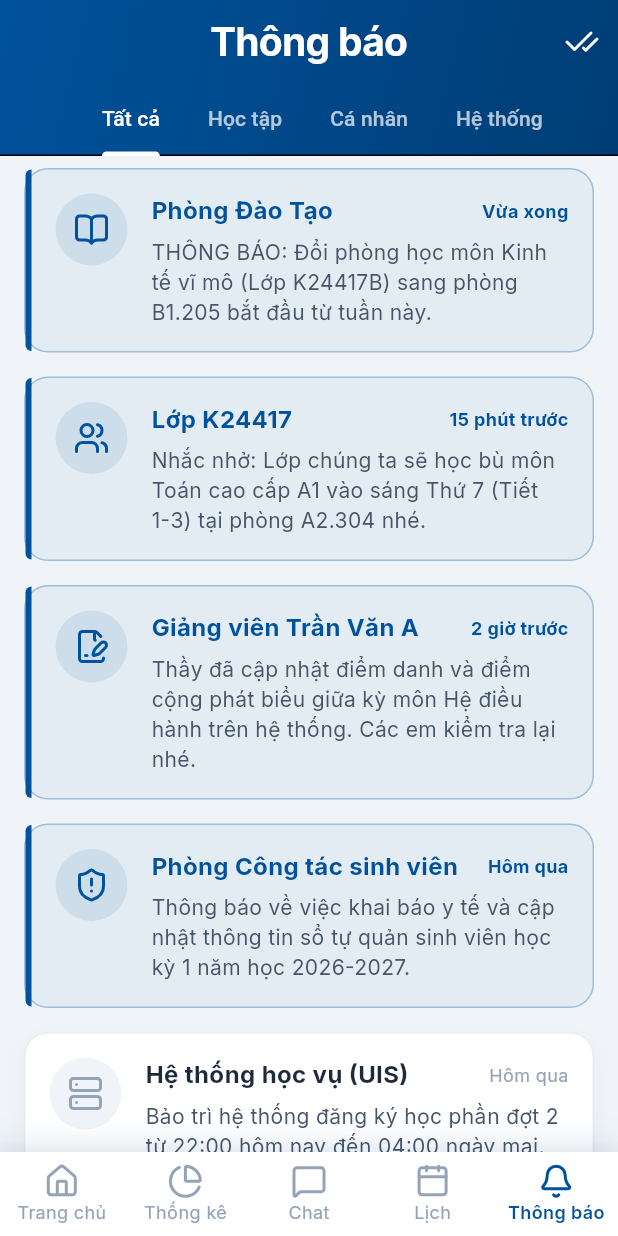
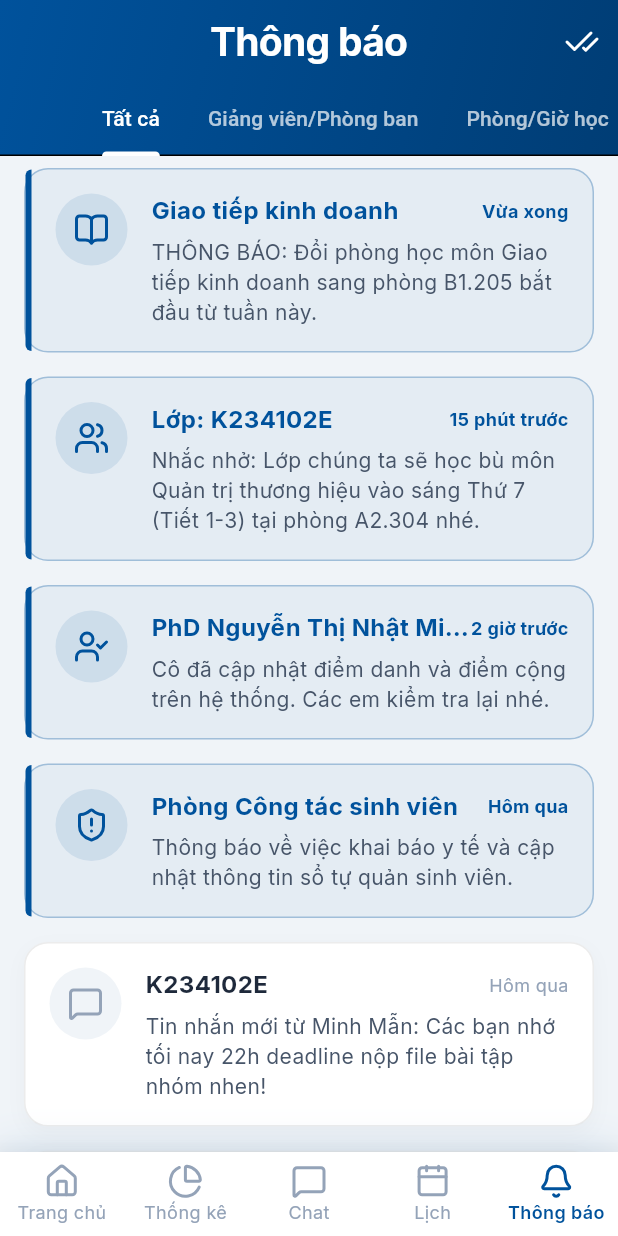
Before and after one commit to technoob05/myuelapp, a Flutter app: the screen it shows after launch, item 5 of the bottom bar chosen, on a phone screen of 412 x 824 dp. Run offline on Flutter 3.47's test engine with Material 3 defaults, Android fonts, the phone set to English and light mode, and no system bars; our stand-ins replace google_fonts, lucide_icons.

```diff
--- a/lib/providers/chat_provider.dart
+++ b/lib/providers/chat_provider.dart
@@ -5,24 +5,24 @@ class ChatProvider with ChangeNotifier {
   final List<ChatThread> _threads = [
     ChatThread(
       id: '1',
-      name: 'TS. Nguyễn Văn A - Khoa CNTT',
+      name: 'PhD Nguyễn Thị Nhật Minh - Khoa QTKD',
       lastMessage:
-          'Chào em, file hướng dẫn đồ án môn Hệ điều hành thầy đã upload lên khóa học trên hệ thống e-learning rồi nhé.',
+          'Chào em, file hướng dẫn project giữa kì cô đã upload lên khóa học trên hệ thống LMS rồi nhé.',
       time: '14:30',
       unreadCount: 1,
       isOnline: true,
       isGroup: false,
       messages: [
-        ChatMessage(text: 'Dạ em chào thầy ạ.', isMe: true, time: '14:00'),
+        ChatMessage(text: 'Dạ em chào cô ạ.', isMe: true, time: '14:00'),
         ChatMessage(
           text:
-              'Thầy cho em hỏi tuần này nhóm em báo cáo đồ án phần phân trang bộ nhớ, vậy tụi em dùng thư viện ngoài được không ạ?',
+              'Cô cho em hỏi tuần này nhóm em báo cáo project, thủ tục nộp bài như thế nào ạ?',
           isMe: true,
           time: '14:05',
         ),
         ChatMessage(
           text:
-              'Chào em, file hướng dẫn đồ án môn Hệ điều hành thầy đã upload lên khóa học trên hệ thống e-learning rồi nhé. Trong guideline đã quy định rất rõ những gì được dùng và không được dùng.',
+              'Chào em, file hướng dẫn project giữa kì cô đã upload lên khóa học trên hệ thống LMS rồi nhé.',
           isMe: false,
           time: '14:30',
         ),
@@ -30,7 +30,7 @@ class ChatProvider with ChangeNotifier {
     ),
     ChatThread(
       id: '2',
-      name: 'Nhóm Lớp K24417B - Thống kê ứng dụng',
+      name: 'K234102E',
       lastMessage:
           'Minh Mẫn: Các bạn nhớ tối nay 22h deadline nộp file bài tập nhóm nhen!',
       time: 'Hôm qua',
@@ -59,34 +59,22 @@ class ChatProvider with ChangeNotifier {
     ),
     ChatThread(
       id: '3',
-      name: 'ThS. Trần Thị B - Cố vấn học tập',
-      lastMessage:
-          'Em nhớ cập nhật điểm rèn luyện cá nhân trên trang sinh viên trước thứ 6 này để cô duyệt nha.',
+      name: '[UEL] QTTH_ 252EBM505502',
+      lastMessage: 'Linh: Vậy mình học bù sáng thứ 7 nha các em.',
       time: 'T2',
       unreadCount: 0,
       isOnline: true,
-      isGroup: false,
+      isGroup: true,
       messages: [
         ChatMessage(
           text:
-              'Dạ cô ơi, điều kiện để được xét học bổng khuyến khích học tập kỳ tới là cần GPA bao nhiêu vậy ạ?',
-          isMe: true,
+              'Ngô Dung: Lớp mình bạn nào có đăng ký đi hội thảo sáng nay thì tranh thủ điểm danh ở hội trường nha các em.',
+          isMe: false,
           time: '09:00',
         ),
+        ChatMessage(text: 'Dạ vâng ạ.', isMe: true, time: '09:15'),
         ChatMessage(
-          text:
-              'Tùy theo số lượng sinh viên đăng ký nha em, nhưng thường để an toàn thì điểm phải từ 8.5 trở lên em ạ.',
-          isMe: false,
-          time: '10:30',
-        ),
-        ChatMessage(
-          text: 'Dạ vâng, em cảm ơn cô ạ.',
-          isMe: true,
-          time: '10:35',
-        ),
-        ChatMessage(
-          text:
-              'Em nhớ cập nhật điểm rèn luyện cá nhân trên trang sinh viên trước thứ 6 này để cô duyệt nha.',
+          text: 'Linh: Vậy mình học bù sáng thứ 7 nha các em.',
           isMe: false,
           time: 'T2',
         ),
@@ -94,8 +82,8 @@ class ChatProvider with ChangeNotifier {
     ),
     ChatThread(
       id: '4',
-      name: 'Nhóm đồ án LTUD Mobile',
-      lastMessage: 'Tuấn: Nay code xong push lên git nhớ báo nha.',
+      name: '[GTKD] FAMILY MART',
+      lastMessage: 'Lực: Nhớ làm bài đúng deadline nhé.',
       time: 'T7 tuần trước',
       unreadCount: 5,
       isOnline: false,
@@ -112,7 +100,7 @@ class ChatProvider with ChangeNotifier {
           time: '19:15',
         ),
         ChatMessage(
-          text: 'Tuấn: Nay code xong push lên git nhớ báo nha.',
+          text: 'Lực: Nhớ làm bài đúng deadline nhé.',
           isMe: false,
           time: 'T7 tuần trước',
         ),
--- a/lib/providers/deadline_provider.dart
+++ b/lib/providers/deadline_provider.dart
@@ -5,30 +5,30 @@ class DeadlineProvider with ChangeNotifier {
   final List<DeadlineItem> _deadlines = [
     DeadlineItem(
       id: '1',
-      title: 'Thi Giữa Kỳ - Toán cao cấp A1',
-      subject: 'Toán cao cấp A1 - Phòng C1.102',
-      time: 'Hôm nay, 13:30',
+      title: 'Thi Giữa Kỳ - Thương mại điện tử',
+      subject: 'Thương mại điện tử - Online 19',
+      time: 'Hôm nay, 10:00',
       status: 'urgent',
     ),
     DeadlineItem(
       id: '2',
-      title: 'Nộp Tiểu luận Triết học Mác - Lênin',
-      subject: 'Triết học Mác - Lênin (Thầy B)',
+      title: 'Nộp tiểu luận môn Digital Marketing',
+      subject: 'Digital Marketing (Cô Trần)',
       time: 'Ngày mai, 23:59',
       status: 'urgent',
     ),
     DeadlineItem(
       id: '3',
-      title: 'Tham gia seminar Kỹ năng mềm',
-      subject: 'Hoạt động Đoàn - Hội HK1',
-      time: 'Thứ 6, 08:00',
+      title: 'Thi Cuối Kỳ - Quản trị thương hiệu (E)',
+      subject: 'Phòng A.604 - Ghi chú: Thi tự luận',
+      time: '28/03/2026, 12:30',
       status: 'normal',
     ),
     DeadlineItem(
       id: '4',
-      title: 'Nộp Đồ án - Lập trình ứng dụng Web',
-      subject: 'Lập trình Web - K24417',
-      time: 'Chủ nhật, 23:59',
+      title: 'Thi Cuối Kỳ - Giao tiếp kinh doanh (E)',
+      subject: 'Phòng A.310 bis - Ghi chú: Thi trên Laptop cá nhân',
+      time: '02/04/2026, 12:30',
       status: 'normal',
     ),
     DeadlineItem(
--- a/lib/providers/notification_provider.dart
+++ b/lib/providers/notification_provider.dart
@@ -6,78 +6,67 @@ class NotificationProvider with ChangeNotifier {
   final List<NotificationModel> _notifications = [
     NotificationModel(
       id: '1',
-      sender: 'Phòng Đào Tạo',
+      sender: 'Giao tiếp kinh doanh',
       message:
-          'THÔNG BÁO: Đổi phòng học môn Kinh tế vĩ mô (Lớp K24417B) sang phòng B1.205 bắt đầu từ tuần này.',
+          'THÔNG BÁO: Đổi phòng học môn Giao tiếp kinh doanh sang phòng B1.205 bắt đầu từ tuần này.',
       time: 'Vừa xong',
-      type: 'academic',
+      type: 'schedule',
       icon: LucideIcons.bookOpen,
     ),
     NotificationModel(
       id: '2',
-      sender: 'Lớp K24417',
+      sender: 'Lớp: K234102E',
       message:
-          'Nhắc nhở: Lớp chúng ta sẽ học bù môn Toán cao cấp A1 vào sáng Thứ 7 (Tiết 1-3) tại phòng A2.304 nhé.',
+          'Nhắc nhở: Lớp chúng ta sẽ học bù môn Quản trị thương hiệu vào sáng Thứ 7 (Tiết 1-3) tại phòng A2.304 nhé.',
       time: '15 phút trước',
-      type: 'personal',
+      type: 'schedule',
       icon: LucideIcons.users,
     ),
     NotificationModel(
       id: '3',
-      sender: 'Giảng viên Trần Văn A',
+      sender: 'PhD Nguyễn Thị Nhật Minh - Khoa QTKD',
       message:
-          'Thầy đã cập nhật điểm danh và điểm cộng phát biểu giữa kỳ môn Hệ điều hành trên hệ thống. Các em kiểm tra lại nhé.',
+          'Cô đã cập nhật điểm danh và điểm cộng trên hệ thống. Các em kiểm tra lại nhé.',
       time: '2 giờ trước',
-      type: 'academic',
-      icon: LucideIcons.fileSignature,
+      type: 'teacher_dept',
+      icon: LucideIcons.userCheck,
     ),
     NotificationModel(
       id: '4',
       sender: 'Phòng Công tác sinh viên',
       message:
-          'Thông báo về việc khai báo y tế và cập nhật thông tin sổ tự quản sinh viên học kỳ 1 năm học 2026-2027.',
+          'Thông báo về việc khai báo y tế và cập nhật thông tin sổ tự quản sinh viên.',
       time: 'Hôm qua',
-      type: 'system',
+      type: 'teacher_dept',
       icon: LucideIcons.shieldAlert,
       isUnread: true,
     ),
     NotificationModel(
       id: '5',
-      sender: 'Hệ thống học vụ (UIS)',
+      sender: 'K234102E',
       message:
-          'Bảo trì hệ thống đăng ký học phần đợt 2 từ 22:00 hôm nay đến 04:00 ngày mai. Vui lòng không thực hiện giao dịch trong thời gian này.',
+          'Tin nhắn mới từ Minh Mẫn: Các bạn nhớ tối nay 22h deadline nộp file bài tập nhóm nhen!',
       time: 'Hôm qua',
-      type: 'system',
-      icon: LucideIcons.server,
+      type: 'chat',
+      icon: LucideIcons.messageSquare,
       isUnread: false,
     ),
     NotificationModel(
       id: '6',
-      sender: 'Câu lạc bộ IT UEL',
-      message:
-          'Bạn có lịch phỏng vấn vòng 2 Ban Chuyên môn vào lúc 14:00 ngày mai. Nhớ mang theo laptop nhé!',
+      sender: '[UEL] QTTH_ 252EBM505502',
+      message: 'Tin nhắn mới từ Linh: Vậy mình học bù sáng thứ 7 nha các em.',
       time: '2 ngày trước',
-      type: 'personal',
-      icon: LucideIcons.calendarClock,
+      type: 'chat',
+      icon: LucideIcons.messageSquare,
       isUnread: false,
     ),
     NotificationModel(
       id: '7',
-      sender: 'Thư viện UEL',
-      message:
-          'Sách "Giáo trình Kinh tế vi mô" của bạn sẽ hết hạn mượn trong 2 ngày nữa. Vui lòng gia hạn hoặc hoàn trả đúng hạn.',
-      time: '3 ngày trước',
-      type: 'academic',
-      icon: LucideIcons.library,
-      isUnread: false,
-    ),
-    NotificationModel(
-      id: '8',
       sender: 'Phòng Kế hoạch - Tài chính',
       message:
-          'Nhắc nhở đóng học phí học kỳ 1 năm học. Hạn chót là ngày 30/11/2026.',
+          'Nhắc nhở đóng học phí học kỳ 2 năm học. Hạn chót là ngày 30/04/2026.',
       time: 'Tuần trước',
-      type: 'system',
+      type: 'teacher_dept',
       icon: LucideIcons.receipt,
       isUnread: false,
     ),
--- a/lib/screens/generic_feature_screen.dart
+++ b/lib/screens/generic_feature_screen.dart
@@ -168,20 +168,28 @@ class GenericFeatureScreen extends StatelessWidget {
       headerText = 'Lịch Thi Sắp Tới';
       scheduleData = [
         {
-          'day': '15/12',
-          'time': '07:30 - 09:00',
-          'subject': 'Kinh Tế Vi Mô',
-          'room': 'Phòng B1.205',
-          'status': 'Sắp diễn ra',
+          'day': '28/03',
+          'time': '12:30',
+          'subject': 'Quản trị thương hiệu (E)',
+          'room': 'Phòng A.604',
+          'status': 'Tự luận',
           'color': AppColors.warningYellow,
         },
         {
-          'day': '18/12',
-          'time': '09:30 - 11:30',
-          'subject': 'Toán Cao Cấp A1',
-          'room': 'Phòng C1.102',
-          'status': 'Tuần sau',
+          'day': '29/03',
+          'time': '10:00',
+          'subject': 'Thương mại điện tử (E)',
+          'room': 'Online 19',
+          'status': 'Tiểu luận',
           'color': AppColors.primaryBlue,
+        },
+        {
+          'day': '02/04',
+          'time': '12:30',
+          'subject': 'Giao tiếp kinh doanh (E)',
+          'room': 'Phòng A.310 bis',
+          'status': 'Thi trên Laptop',
+          'color': AppColors.successGreen,
         },
       ];
     } else if (title.toLowerCase().contains('chuyên cần')) {
@@ -215,28 +223,36 @@ class GenericFeatureScreen extends StatelessWidget {
     } else {
       scheduleData = [
         {
-          'day': 'Hôm nay',
-          'time': '07:30 - 09:30',
-          'subject': 'Toán Cao Cấp A1',
-          'room': 'Phòng B1.205',
-          'status': 'Sắp diễn ra',
+          'day': 'Thứ 2',
+          'time': '12:30 - 16:30',
+          'subject': 'Marketing kỹ thuật số (E)',
+          'room': 'Phòng A.813',
+          'status': 'Tuần này',
+          'color': AppColors.primaryBlue,
+        },
+        {
+          'day': 'Thứ 4',
+          'time': '15:15 - 17:45',
+          'subject': 'Giao tiếp kinh doanh (E)',
+          'room': 'Phòng A.811',
+          'status': 'Tuần này',
           'color': AppColors.warningYellow,
         },
         {
-          'day': 'Hôm nay',
-          'time': '10:00 - 12:00',
-          'subject': 'Kinh Tế Vi Mô',
-          'room': 'Phòng C1.102',
-          'status': 'Đang học',
+          'day': 'Thứ 6',
+          'time': '09:45 - 12:15',
+          'subject': 'Thương mại điện tử (E)',
+          'room': 'Phòng A.813',
+          'status': 'Tuần này',
           'color': AppColors.primaryBlue,
         },
         {
-          'day': 'Ngày mai',
-          'time': '13:00 - 15:30',
-          'subject': 'Triết Học Mác - Lênin',
-          'room': 'Phòng A2.301',
-          'status': 'Chưa HĐ',
-          'color': AppColors.textLight,
+          'day': 'Thứ 6',
+          'time': '13:20 - 17:25',
+          'subject': 'Quản trị thương hiệu (E)',
+          'room': 'Phòng A.811',
+          'status': 'Tuần này',
+          'color': AppColors.successGreen,
         },
       ];
     }
--- a/lib/screens/main_navigation_screen.dart
+++ b/lib/screens/main_navigation_screen.dart
@@ -88,7 +88,7 @@ class _MainNavigationScreenState extends State<MainNavigationScreen> {
                           crossAxisAlignment: CrossAxisAlignment.start,
                           children: [
                             const Text(
-                              'Phòng Đào Tạo',
+                              'Giao tiếp kinh doanh',
                               style: TextStyle(
                                 fontWeight: FontWeight.bold,
                                 fontSize: 16,
@@ -97,7 +97,7 @@ class _MainNavigationScreenState extends State<MainNavigationScreen> {
                             ),
                             const SizedBox(height: 4),
                             Text(
-                              'Đổi phòng học môn Kinh tế vĩ mô sang phòng B1.205 (Mới)',
+                              'Đổi phòng học môn Giao tiếp kinh doanh sang phòng B1.205 (Mới)',
                               style: TextStyle(
                                 fontSize: 14,
                                 color: AppColors.textBody,
--- a/lib/screens/notifications_screen.dart
+++ b/lib/screens/notifications_screen.dart
@@ -49,18 +49,18 @@ class _NotificationsScreenState extends State<NotificationsScreen> {
             indicatorColor: AppColors.textWhite,
             tabs: const [
               Tab(text: 'Tất cả'),
-              Tab(text: 'Học tập'),
-              Tab(text: 'Cá nhân'),
-              Tab(text: 'Hệ thống'),
+              Tab(text: 'Giảng viên/Phòng ban'),
+              Tab(text: 'Phòng/Giờ học'),
+              Tab(text: 'Nhóm chat'),
             ],
           ),
         ),
         body: TabBarView(
           children: [
             _buildNotificationList(null),
-            _buildNotificationList('academic'),
-            _buildNotificationList('personal'),
-            _buildNotificationList('system'),
+            _buildNotificationList('teacher_dept'),
+            _buildNotificationList('schedule'),
+            _buildNotificationList('chat'),
           ],
         ),
       ),
```
Also changed, not shown: lib/providers/analytics_provider.dart (+7 -7 lines), lib/screens/calendar_screen.dart (+8 -4 lines), lib/screens/home_screen.dart (+14 -23 lines).
